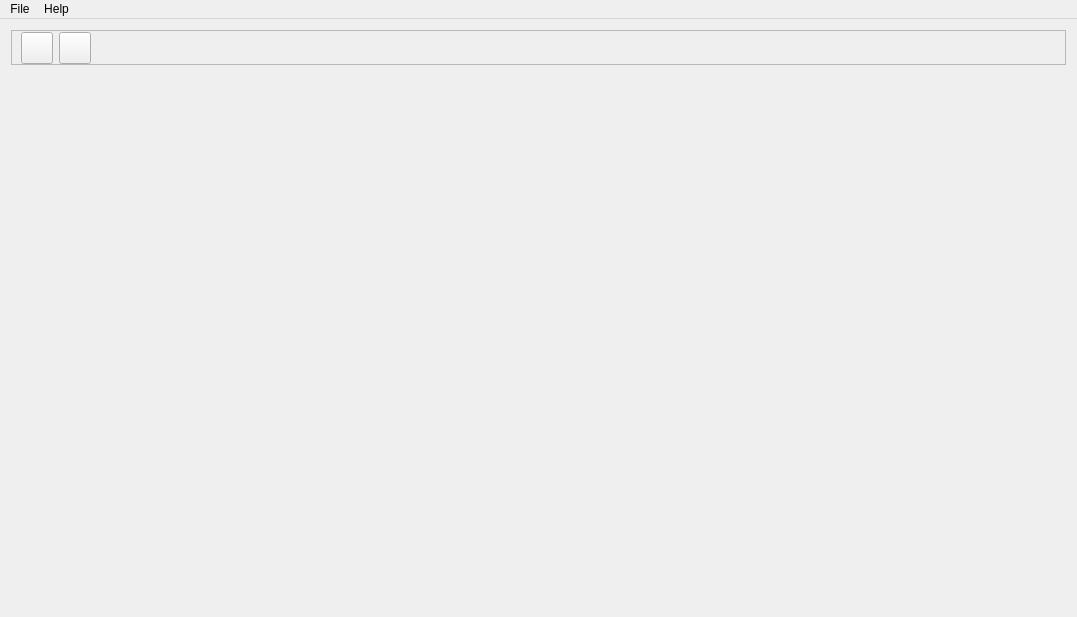
This is AquaWave.ui in AquaCreatura/AquaWave as Qt 5 draws it before an edit. The edited form follows.
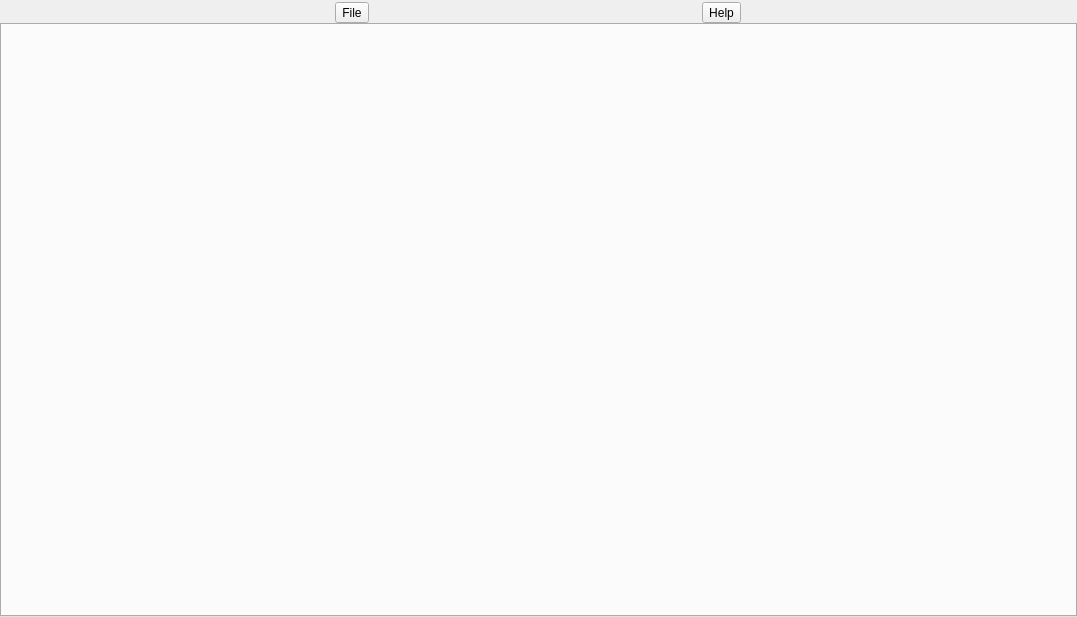
This is the edited form.

Patch:
```diff
--- a/AquaWave.ui
+++ b/AquaWave.ui
@@ -21,161 +21,84 @@
     </size>
    </property>
    <layout class="QGridLayout" name="gridLayout">
-    <item row="0" column="0">
-     <widget class="QFrame" name="frame_2">
-      <property name="sizePolicy">
-       <sizepolicy hsizetype="Preferred" vsizetype="Maximum">
-        <horstretch>0</horstretch>
-        <verstretch>0</verstretch>
-       </sizepolicy>
-      </property>
-      <property name="minimumSize">
-       <size>
-        <width>32</width>
-        <height>32</height>
-       </size>
-      </property>
-      <property name="frameShape">
-       <enum>QFrame::StyledPanel</enum>
-      </property>
-      <property name="frameShadow">
-       <enum>QFrame::Raised</enum>
-      </property>
-      <layout class="QHBoxLayout" name="horizontalLayout">
-       <property name="leftMargin">
-        <number>9</number>
-       </property>
-       <property name="topMargin">
-        <number>1</number>
-       </property>
-       <property name="bottomMargin">
-        <number>0</number>
-       </property>
-       <item>
-        <widget class="QPushButton" name="spectral_viewer_navigate_button">
-         <property name="sizePolicy">
-          <sizepolicy hsizetype="Fixed" vsizetype="Fixed">
-           <horstretch>0</horstretch>
-           <verstretch>0</verstretch>
-          </sizepolicy>
-         </property>
-         <property name="minimumSize">
-          <size>
-           <width>32</width>
-           <height>32</height>
-          </size>
-         </property>
-         <property name="maximumSize">
-          <size>
-           <width>32</width>
-           <height>32</height>
-          </size>
-         </property>
-         <property name="text">
-          <string/>
-         </property>
-         <property name="checkable">
-          <bool>false</bool>
-         </property>
-        </widget>
-       </item>
-       <item>
-        <widget class="QPushButton" name="analyze_navigate_button">
-         <property name="sizePolicy">
-          <sizepolicy hsizetype="Fixed" vsizetype="Fixed">
-           <horstretch>0</horstretch>
-           <verstretch>0</verstretch>
-          </sizepolicy>
-         </property>
-         <property name="minimumSize">
-          <size>
-           <width>32</width>
-           <height>32</height>
-          </size>
-         </property>
-         <property name="maximumSize">
-          <size>
-           <width>32</width>
-           <height>32</height>
-          </size>
-         </property>
-         <property name="text">
-          <string/>
-         </property>
-        </widget>
-       </item>
-       <item>
-        <spacer name="horizontalSpacer">
-         <property name="orientation">
-          <enum>Qt::Horizontal</enum>
-         </property>
-         <property name="sizeHint" stdset="0">
-          <size>
-           <width>40</width>
-           <height>20</height>
-          </size>
-         </property>
-        </spacer>
-       </item>
-      </layout>
-     </widget>
-    </item>
+    <property name="leftMargin">
+     <number>0</number>
+    </property>
+    <property name="topMargin">
+     <number>0</number>
+    </property>
+    <property name="rightMargin">
+     <number>0</number>
+    </property>
+    <property name="bottomMargin">
+     <number>0</number>
+    </property>
+    <property name="spacing">
+     <number>0</number>
+    </property>
     <item row="1" column="0">
-     <widget class="QStackedWidget" name="main_stacked">
+     <widget class="QTabWidget" name="main_tab_widget">
+      <property name="contextMenuPolicy">
+       <enum>Qt::DefaultContextMenu</enum>
+      </property>
       <property name="currentIndex">
+       <number>-1</number>
+      </property>
+     </widget>
+    </item>
+    <item row="0" column="0">
+     <layout class="QHBoxLayout" name="main_title_layout">
+      <property name="spacing">
        <number>0</number>
       </property>
-      <widget class="QWidget" name="spectral_viewer">
-       <layout class="QGridLayout" name="gridLayout_2">
-        <property name="leftMargin">
-         <number>0</number>
+      <item>
+       <widget class="QWidget" name="main_button_panel" native="true">
+        <property name="minimumSize">
+         <size>
+          <width>43</width>
+          <height>0</height>
+         </size>
         </property>
-        <property name="topMargin">
-         <number>0</number>
+        <property name="layoutDirection">
+         <enum>Qt::LeftToRight</enum>
         </property>
-        <property name="rightMargin">
-         <number>0</number>
-        </property>
-        <property name="bottomMargin">
-         <number>0</number>
-        </property>
-        <property name="spacing">
-         <number>0</number>
-        </property>
-       </layout>
-      </widget>
-      <widget class="QWidget" name="scope_analyzer">
-       <layout class="QGridLayout" name="gridLayout_3"/>
-      </widget>
-     </widget>
+        <layout class="QHBoxLayout" name="horizontalLayout">
+         <property name="spacing">
+          <number>0</number>
+         </property>
+         <property name="leftMargin">
+          <number>2</number>
+         </property>
+         <property name="topMargin">
+          <number>2</number>
+         </property>
+         <property name="rightMargin">
+          <number>2</number>
+         </property>
+         <property name="bottomMargin">
+          <number>0</number>
+         </property>
+         <item>
+          <widget class="QToolButton" name="toolButton_2">
+           <property name="text">
+            <string>File</string>
+           </property>
+          </widget>
+         </item>
+         <item>
+          <widget class="QToolButton" name="toolButton">
+           <property name="text">
+            <string>Help</string>
+           </property>
+          </widget>
+         </item>
+        </layout>
+       </widget>
+      </item>
+     </layout>
     </item>
    </layout>
   </widget>
-  <widget class="QMenuBar" name="menuBar">
-   <property name="geometry">
-    <rect>
-     <x>0</x>
-     <y>0</y>
-     <width>1077</width>
-     <height>21</height>
-    </rect>
-   </property>
-   <widget class="QMenu" name="menu_file">
-    <property name="title">
-     <string>File</string>
-    </property>
-    <addaction name="new_file_menu_action"/>
-   </widget>
-   <widget class="QMenu" name="menuHelp">
-    <property name="title">
-     <string>Help</string>
-    </property>
-    <addaction name="actionHot_keys"/>
-    <addaction name="actionContact_us"/>
-   </widget>
-   <addaction name="menu_file"/>
-   <addaction name="menuHelp"/>
-  </widget>
   <action name="new_file_menu_action">
    <property name="text">
     <string>Open</string>
```
